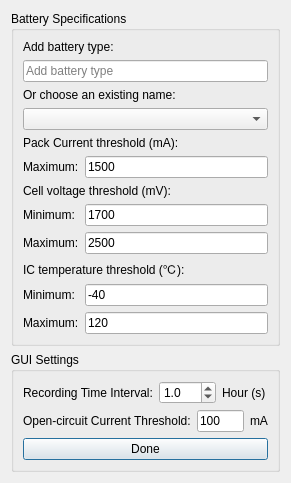
First picture: the form in UI/initDialog.ui, repository Zyuangeorge/Third_year_project, before the edit.
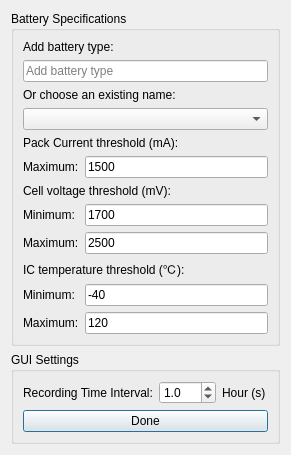
Second picture: the form after the edit.

Commit message: remove open circuit current threshold

```diff
--- a/UI/initDialog.ui
+++ b/UI/initDialog.ui
@@ -273,43 +273,6 @@
         </item>
        </layout>
       </item>
-      <item>
-       <layout class="QHBoxLayout" name="openCircuitCurrentLayout">
-        <item>
-         <widget class="QLabel" name="openCircuitCurrentThresholdLablel_2">
-          <property name="text">
-           <string>Open-circuit Current Threshold:</string>
-          </property>
-         </widget>
-        </item>
-        <item>
-         <widget class="QLineEdit" name="OpenCircuitCurrentThresholdLineEdit">
-          <property name="sizePolicy">
-           <sizepolicy hsizetype="Expanding" vsizetype="Preferred">
-            <horstretch>0</horstretch>
-            <verstretch>0</verstretch>
-           </sizepolicy>
-          </property>
-          <property name="inputMethodHints">
-           <set>Qt::ImhDigitsOnly</set>
-          </property>
-          <property name="text">
-           <string>100</string>
-          </property>
-          <property name="placeholderText">
-           <string>Default value 100mA</string>
-          </property>
-         </widget>
-        </item>
-        <item>
-         <widget class="QLabel" name="openCircuitCurrentThresholdLablel">
-          <property name="text">
-           <string>mA</string>
-          </property>
-         </widget>
-        </item>
-       </layout>
-      </item>
       <item>
        <widget class="QPushButton" name="initValuePushButton">
         <property name="text">
```
The commit also changes 2 other files.
